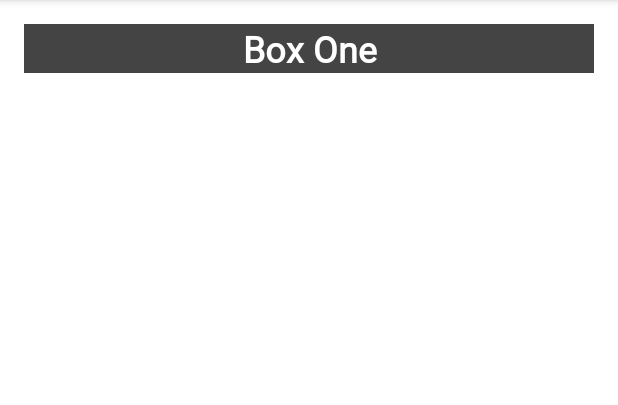
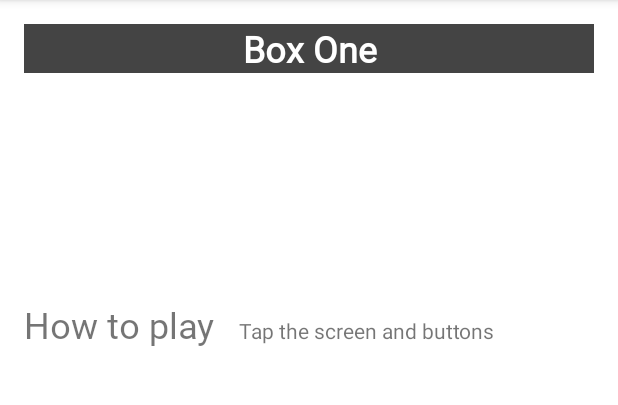
Before and after one commit to wnyaonjr/ColorMyViews, an Android app: the screen it shows after launch (MainActivity), after a tap on "Box One", on a phone screen of 412 x 824 dp, the part 84-489 px from its top. Run offline under Robolectric (Android 15) with nearby library versions, the phone set to English and light mode, and no system bars.

Commit message:
- add new label text view to display How to play - add new info text view to display How to play

```diff
--- a/app/src/main/res/layout/activity_main.xml
+++ b/app/src/main/res/layout/activity_main.xml
@@ -72,4 +72,30 @@
         app:layout_constraintStart_toEndOf="@+id/box_two_text"
         app:layout_constraintTop_toBottomOf="@+id/box_four_text" />
 
+    <TextView
+        android:id="@+id/label_text"
+        android:layout_width="0dp"
+        android:layout_height="wrap_content"
+        android:layout_marginStart="@dimen/margin_wide"
+        android:fontFamily="@font/roboto"
+        android:text="@string/how_to_play"
+        android:textSize="24sp"
+        app:layout_constraintBaseline_toBaselineOf="@+id/info_text"
+        app:layout_constraintStart_toStartOf="parent" />
+
+    <TextView
+        android:id="@+id/info_text"
+        android:layout_width="0dp"
+        android:layout_height="wrap_content"
+        android:layout_marginStart="@dimen/margin_wide"
+        android:layout_marginTop="@dimen/margin_wide"
+        android:layout_marginEnd="@dimen/margin_wide"
+        android:layout_marginBottom="@dimen/margin_wide"
+        android:text="@string/tap_the_boxes_and_buttons"
+        app:layout_constraintBottom_toBottomOf="parent"
+        app:layout_constraintEnd_toEndOf="parent"
+        app:layout_constraintStart_toEndOf="@+id/label_text"
+        app:layout_constraintTop_toBottomOf="@+id/box_two_text"
+        app:layout_constraintVertical_bias="0.0" />
+
 </androidx.constraintlayout.widget.ConstraintLayout>
--- a/app/src/main/res/values/strings.xml
+++ b/app/src/main/res/values/strings.xml
@@ -8,4 +8,6 @@
     <string name="button_red">RED</string>
     <string name="button_yellow">YELLOW</string>
     <string name="button_green">GREEN</string>
+    <string name="how_to_play">How to play</string>
+    <string name="tap_the_boxes_and_buttons">Tap the screen and buttons</string>
 </resources>
```
